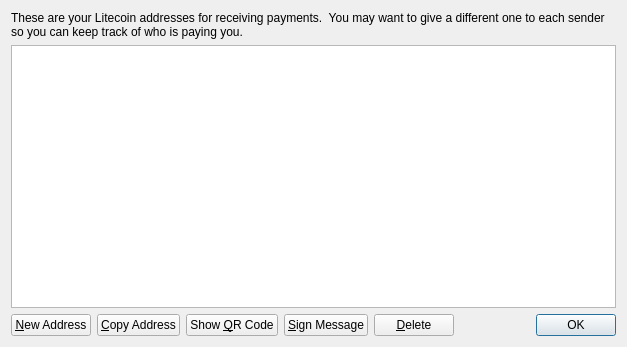
This is src/qt/forms/addressbookpage.ui in Cryptcollector/litecoin-0.6.3-ARG as Qt 5 draws it before an edit. The edited form follows.
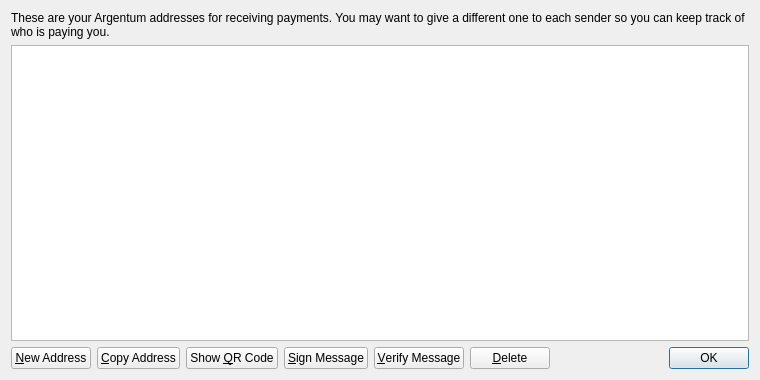
This is the edited form. Icons and pictures are not drawn.

Diff of the .ui file:
```diff
--- a/src/qt/forms/addressbookpage.ui
+++ b/src/qt/forms/addressbookpage.ui
@@ -6,8 +6,8 @@
    <rect>
     <x>0</x>
     <y>0</y>
-    <width>627</width>
-    <height>347</height>
+    <width>760</width>
+    <height>380</height>
    </rect>
   </property>
   <property name="windowTitle">
@@ -17,10 +17,10 @@
    <item>
     <widget class="QLabel" name="labelExplanation">
      <property name="text">
-      <string>These are your Litecoin addresses for receiving payments.  You may want to give a different one to each sender so you can keep track of who is paying you.</string>
+      <string>These are your Argentum addresses for receiving payments. You may want to give a different one to each sender so you can keep track of who is paying you.</string>
      </property>
      <property name="textFormat">
-      <enum>Qt::AutoText</enum>
+      <enum>Qt::PlainText</enum>
      </property>
      <property name="wordWrap">
       <bool>true</bool>
@@ -110,6 +110,20 @@
        </property>
       </widget>
      </item>
+     <item>
+      <widget class="QPushButton" name="verifyMessage">
+       <property name="toolTip">
+        <string>Verify a message to ensure it was signed with a specified Bitcoin address</string>
+       </property>
+       <property name="text">
+        <string>&amp;Verify Message</string>
+       </property>
+       <property name="icon">
+        <iconset resource="../bitcoin.qrc">
+         <normaloff>:/icons/transaction_0</normaloff>:/icons/transaction_0</iconset>
+       </property>
+      </widget>
+     </item>
      <item>
       <widget class="QPushButton" name="deleteButton">
        <property name="toolTip">
```
Left out of the diff: 2 changed lines with no effect on the pictures.
